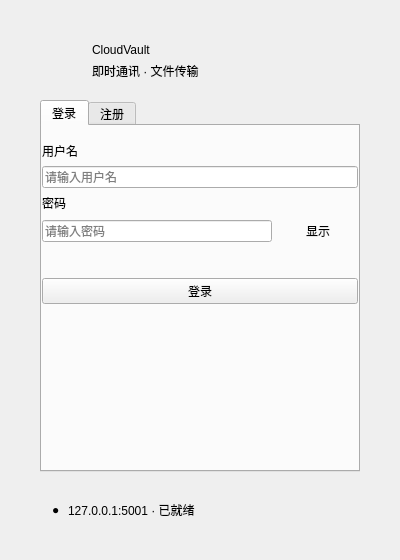
The window that client/src/ui/login_window.ui (lhao4/CloudVault) describes before a commit, drawn with Qt 5.
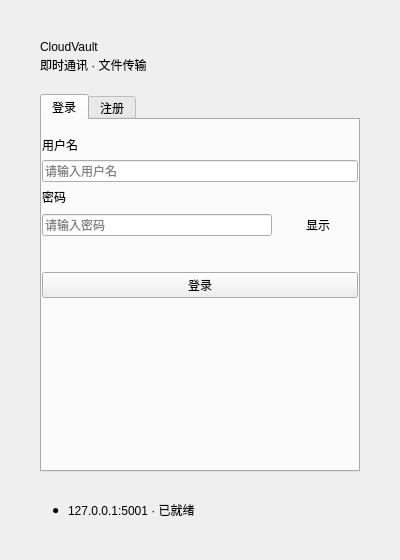
The same window after the commit.

```diff
--- a/client/src/ui/login_window.ui
+++ b/client/src/ui/login_window.ui
@@ -31,23 +31,11 @@
       <item>
        <widget class="QWidget" name="headerWidget">
         <layout class="QHBoxLayout" name="headerLayout">
-         <property name="spacing"><number>12</number></property>
+         <property name="spacing"><number>0</number></property>
          <property name="leftMargin"><number>0</number></property>
          <property name="topMargin"><number>0</number></property>
          <property name="rightMargin"><number>0</number></property>
          <property name="bottomMargin"><number>0</number></property>
-         <item>
-          <widget class="QLabel" name="iconLabel">
-           <property name="text"><string/></property>
-           <property name="scaledContents"><bool>true</bool></property>
-           <property name="minimumSize">
-            <size><width>40</width><height>40</height></size>
-           </property>
-           <property name="maximumSize">
-            <size><width>40</width><height>40</height></size>
-           </property>
-          </widget>
-         </item>
          <item>
           <widget class="QWidget" name="titleWidget">
            <layout class="QVBoxLayout" name="titleLayout">
@@ -69,12 +57,6 @@
            </layout>
           </widget>
          </item>
-         <item>
-          <spacer name="headerSpacer">
-           <property name="orientation"><enum>Qt::Horizontal</enum></property>
-           <property name="sizeHint" stdset="0"><size><width>40</width><height>20</height></size></property>
-          </spacer>
-         </item>
         </layout>
        </widget>
       </item>
```
